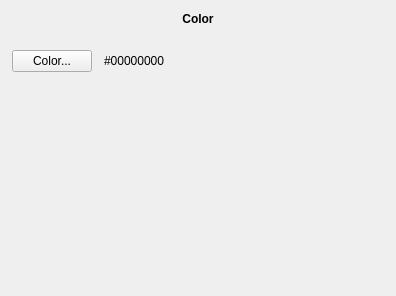
First picture: the form in src/MovieMator/src/widgets/colorproducerwidget.ui, repository hansewu/MovieMator, before the edit.
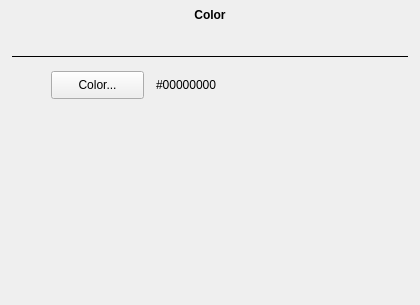
Second picture: the form after the edit. Custom widgets are drawn as their Qt base class.

Commit message: Modify all property interface styles and layouts

Diff of the .ui file:
```diff
--- a/src/MovieMator/src/widgets/colorproducerwidget.ui
+++ b/src/MovieMator/src/widgets/colorproducerwidget.ui
@@ -6,37 +6,52 @@
    <rect>
     <x>0</x>
     <y>0</y>
-    <width>396</width>
-    <height>296</height>
+    <width>420</width>
+    <height>305</height>
    </rect>
   </property>
   <property name="windowTitle">
    <string>Form</string>
   </property>
-  <layout class="QVBoxLayout" name="verticalLayout">
+  <layout class="QVBoxLayout" name="verticalLayout_2">
    <property name="spacing">
     <number>12</number>
    </property>
    <property name="leftMargin">
-    <number>12</number>
+    <number>0</number>
    </property>
    <property name="topMargin">
-    <number>12</number>
+    <number>0</number>
    </property>
    <property name="rightMargin">
-    <number>12</number>
+    <number>0</number>
    </property>
    <property name="bottomMargin">
-    <number>12</number>
+    <number>0</number>
    </property>
    <item>
     <widget class="QLabel" name="label_2">
+     <property name="sizePolicy">
+      <sizepolicy hsizetype="Preferred" vsizetype="Fixed">
+       <horstretch>0</horstretch>
+       <verstretch>0</verstretch>
+      </sizepolicy>
+     </property>
+     <property name="minimumSize">
+      <size>
+       <width>0</width>
+       <height>30</height>
+      </size>
+     </property>
      <property name="font">
       <font>
        <weight>75</weight>
        <bold>true</bold>
       </font>
      </property>
+     <property name="autoFillBackground">
+      <bool>true</bool>
+     </property>
      <property name="text">
       <string>Color</string>
      </property>
@@ -46,12 +61,82 @@
     </widget>
    </item>
    <item>
+    <layout class="QVBoxLayout" name="verticalLayout">
+     <property name="spacing">
+      <number>12</number>
+     </property>
+     <property name="leftMargin">
+      <number>12</number>
+     </property>
+     <property name="topMargin">
+      <number>0</number>
+     </property>
+     <property name="rightMargin">
+      <number>12</number>
+     </property>
+     <property name="bottomMargin">
+      <number>12</number>
+     </property>
+     <item>
     <widget class="ServicePresetWidget" name="preset" native="true"/>
    </item>
+     <item>
+      <widget class="Line" name="line">
+       <property name="sizePolicy">
+        <sizepolicy hsizetype="Minimum" vsizetype="Fixed">
+         <horstretch>0</horstretch>
+         <verstretch>0</verstretch>
+        </sizepolicy>
+       </property>
+       <property name="minimumSize">
+        <size>
+         <width>0</width>
+         <height>5</height>
+        </size>
+       </property>
+       <property name="frameShadow">
+        <enum>QFrame::Plain</enum>
+       </property>
+       <property name="orientation">
+        <enum>Qt::Horizontal</enum>
+       </property>
+      </widget>
+     </item>
    <item>
     <layout class="QHBoxLayout" name="horizontalLayout_2">
+       <item>
+        <widget class="QLabel" name="label">
+         <property name="sizePolicy">
+          <sizepolicy hsizetype="Fixed" vsizetype="Preferred">
+           <horstretch>0</horstretch>
+           <verstretch>0</verstretch>
+          </sizepolicy>
+         </property>
+         <property name="minimumSize">
+          <size>
+           <width>27</width>
+           <height>0</height>
+          </size>
+         </property>
+         <property name="text">
+          <string/>
+         </property>
+        </widget>
+       </item>
      <item>
       <widget class="QPushButton" name="colorButton">
+         <property name="sizePolicy">
+          <sizepolicy hsizetype="Fixed" vsizetype="Fixed">
+           <horstretch>0</horstretch>
+           <verstretch>0</verstretch>
+          </sizepolicy>
+         </property>
+         <property name="minimumSize">
+          <size>
+           <width>93</width>
+           <height>28</height>
+          </size>
+         </property>
        <property name="text">
         <string>Color...</string>
        </property>
@@ -73,19 +158,6 @@
        </property>
       </widget>
      </item>
-     <item>
-      <spacer name="horizontalSpacer_8">
-       <property name="orientation">
-        <enum>Qt::Horizontal</enum>
-       </property>
-       <property name="sizeHint" stdset="0">
-        <size>
-         <width>40</width>
-         <height>20</height>
-        </size>
-       </property>
-      </spacer>
-     </item>
     </layout>
    </item>
    <item>
@@ -95,11 +167,13 @@
      </property>
      <property name="sizeHint" stdset="0">
       <size>
-       <width>20</width>
-       <height>40</height>
+         <width>17</width>
+         <height>146</height>
       </size>
      </property>
     </spacer>
+     </item>
+    </layout>
    </item>
   </layout>
  </widget>
```
Lines whose indentation alone changed are shown as unchanged. The commit also changes 13 other files.
